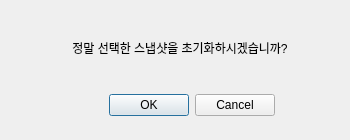
Qt form GUI/ui_dir/Dlg4_Menu4_Evt.ui (5drone/KSJr3DF-Project) before a commit.
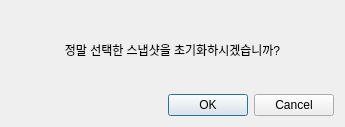
The same form after that commit. Icons and pictures are not drawn.

What changed in the file:
```diff
--- a/GUI/ui_dir/Dlg4_Menu4_Evt.ui
+++ b/GUI/ui_dir/Dlg4_Menu4_Evt.ui
@@ -6,8 +6,8 @@
    <rect>
     <x>0</x>
     <y>0</y>
-    <width>350</width>
-    <height>140</height>
+    <width>345</width>
+    <height>127</height>
    </rect>
   </property>
   <property name="windowTitle">
@@ -17,15 +17,9 @@
    <iconset>
     <normaloff>../icon/dron.jpeg</normaloff>../icon/dron.jpeg</iconset>
   </property>
+  <layout class="QGridLayout" name="gridLayout">
+   <item row="0" column="0">
   <widget class="QLabel" name="label">
-   <property name="geometry">
-    <rect>
-     <x>10</x>
-     <y>40</y>
-     <width>340</width>
-     <height>15</height>
-    </rect>
-   </property>
    <property name="text">
     <string>정말 선택한 스냅샷을 초기화하시겠습니까?</string>
    </property>
@@ -33,19 +27,15 @@
     <set>Qt::AlignCenter</set>
    </property>
   </widget>
+   </item>
+   <item row="1" column="0">
   <widget class="QDialogButtonBox" name="buttonBox">
-   <property name="geometry">
-    <rect>
-     <x>75</x>
-     <y>90</y>
-     <width>200</width>
-     <height>30</height>
-    </rect>
-   </property>
    <property name="standardButtons">
     <set>QDialogButtonBox::Cancel|QDialogButtonBox::Ok</set>
    </property>
   </widget>
+   </item>
+  </layout>
  </widget>
  <resources/>
  <connections/>
```
Lines whose indentation alone changed are shown as unchanged.
